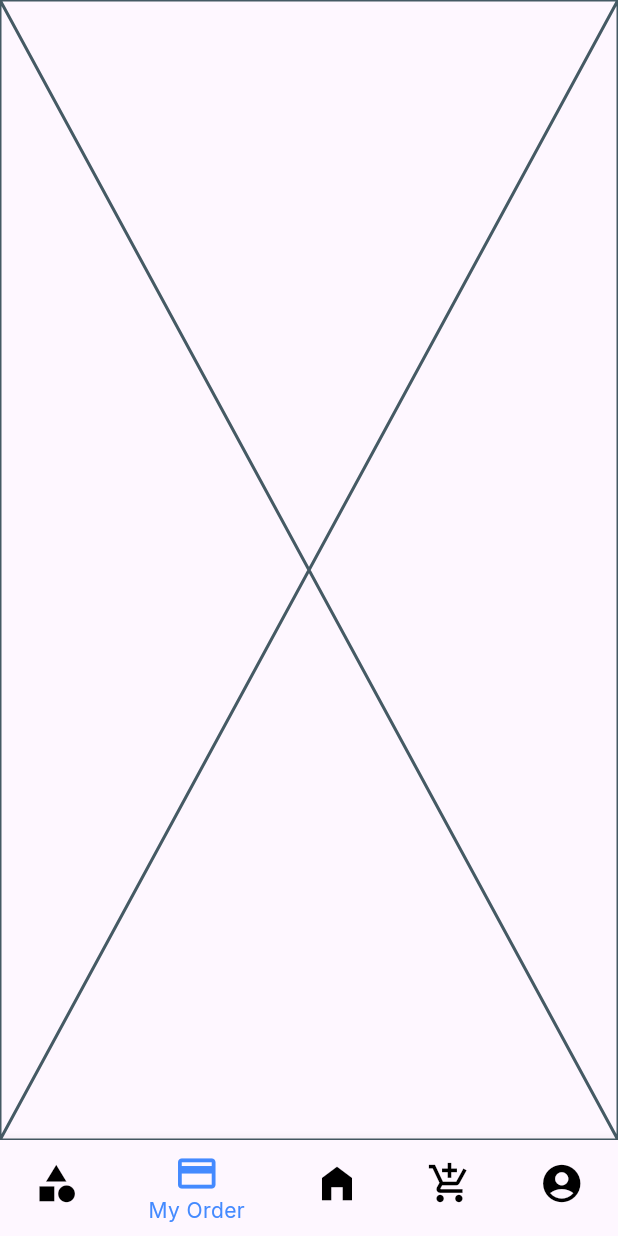
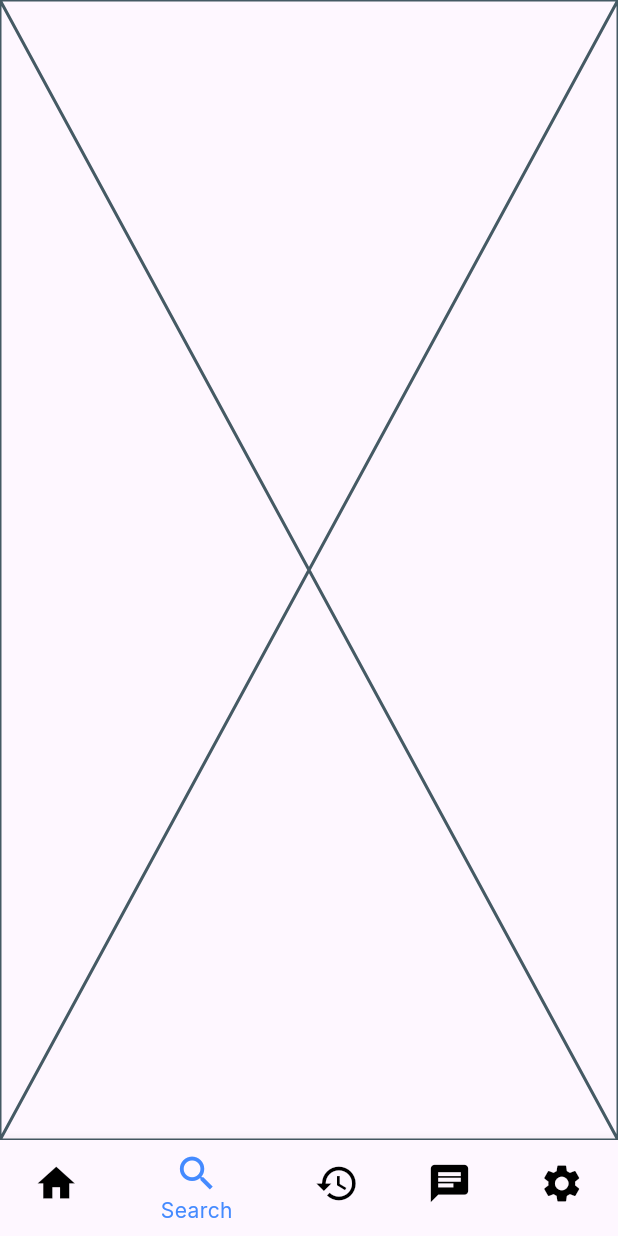
Before and after one commit to ishanprd/NextSpace, a Flutter app: the CoworkerNavigation screen opened directly, item 2 of the bottom bar chosen, on a phone screen of 412 x 824 dp. Run offline on Flutter 3.47's test engine with Material 3 defaults, Android fonts, the light colour scheme and no system bars; our stand-ins replace cloud_firestore, firebase_auth, firebase_core, fl_chart, image_picker; accounts and stored records are empty.

Commit message:
added icons

```diff
--- a/lib/navigation/co-worker_navigation.dart
+++ b/lib/navigation/co-worker_navigation.dart
@@ -13,7 +13,7 @@ class CoworkerNavigation extends StatefulWidget {
 }
 
 class _CoworkerNavigationState extends State<CoworkerNavigation> {
-  int myIndex = 2;
+  int myIndex = 0;
   List screenList = [
     const CoworkerDashboard(),
     const SearchSpace(),
@@ -38,24 +38,24 @@ class _CoworkerNavigationState extends State<CoworkerNavigation> {
         unselectedItemColor: Colors.black, // Unselected item color
         items: const [
           BottomNavigationBarItem(
-            icon: Icon(Icons.category),
-            label: "Categories",
-          ),
-          BottomNavigationBarItem(
-            icon: Icon(Icons.payment),
-            label: "My Order",
-          ),
-          BottomNavigationBarItem(
-            icon: Icon(Icons.home_filled),
+            icon: Icon(Icons.home),
             label: "Home",
           ),
           BottomNavigationBarItem(
-            icon: Icon(Icons.add_shopping_cart),
-            label: "My Cart",
+            icon: Icon(Icons.search),
+            label: "Search",
           ),
           BottomNavigationBarItem(
-            icon: Icon(Icons.account_circle),
-            label: "My Account",
+            icon: Icon(Icons.history),
+            label: "Booking History",
+          ),
+          BottomNavigationBarItem(
+            icon: Icon(Icons.chat),
+            label: "Chats",
+          ),
+          BottomNavigationBarItem(
+            icon: Icon(Icons.settings),
+            label: "Settings",
           ),
         ],
       ),
```
